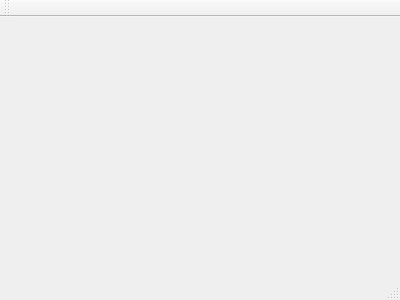
Old version of the form Qt/Editor/mainwindow.ui in the repository feliperobledo/Portafolio.
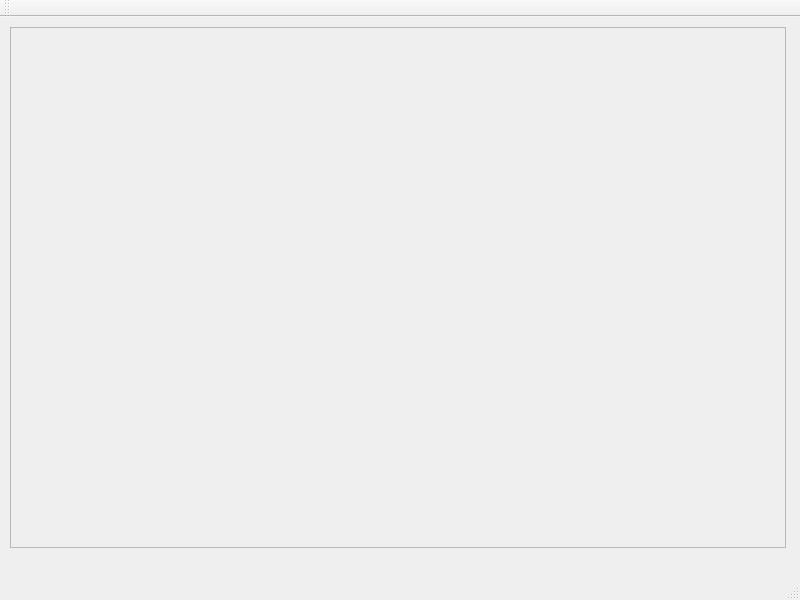
New version of the form.

```diff
--- a/Qt/Editor/mainwindow.ui
+++ b/Qt/Editor/mainwindow.ui
@@ -1,24 +1,74 @@
 <ui version="4.0">
  <class>MainWindow</class>
- <widget class="QMainWindow" name="MainWindow" >
-  <property name="geometry" >
+ <widget class="QMainWindow" name="MainWindow">
+  <property name="geometry">
    <rect>
     <x>0</x>
     <y>0</y>
-    <width>400</width>
-    <height>300</height>
+    <width>800</width>
+    <height>600</height>
    </rect>
   </property>
-  <property name="windowTitle" >
+  <property name="minimumSize">
+   <size>
+    <width>800</width>
+    <height>600</height>
+   </size>
+  </property>
+  <property name="windowTitle">
    <string>MainWindow</string>
   </property>
-  <widget class="QMenuBar" name="menuBar" />
-  <widget class="QToolBar" name="mainToolBar" />
-  <widget class="QWidget" name="centralWidget" />
-  <widget class="QStatusBar" name="statusBar" />
+  <widget class="QWidget" name="centralWidget">
+   <property name="minimumSize">
+    <size>
+     <width>800</width>
+     <height>600</height>
+    </size>
+   </property>
+   <widget class="QFrame" name="WorldFrame">
+    <property name="geometry">
+     <rect>
+      <x>10</x>
+      <y>10</y>
+      <width>776</width>
+      <height>521</height>
+     </rect>
+    </property>
+    <property name="minimumSize">
+     <size>
+      <width>0</width>
+      <height>0</height>
+     </size>
+    </property>
+    <property name="frameShape">
+     <enum>QFrame::StyledPanel</enum>
+    </property>
+    <property name="frameShadow">
+     <enum>QFrame::Raised</enum>
+    </property>
+   </widget>
+  </widget>
+  <widget class="QMenuBar" name="menuBar">
+   <property name="geometry">
+    <rect>
+     <x>0</x>
+     <y>0</y>
+     <width>800</width>
+     <height>22</height>
+    </rect>
+   </property>
+  </widget>
+  <widget class="QToolBar" name="mainToolBar">
+   <attribute name="toolBarArea">
+    <enum>TopToolBarArea</enum>
+   </attribute>
+   <attribute name="toolBarBreak">
+    <bool>false</bool>
+   </attribute>
+  </widget>
+  <widget class="QStatusBar" name="statusBar"/>
  </widget>
- <layoutDefault spacing="6" margin="11" />
- <pixmapfunction></pixmapfunction>
+ <layoutdefault spacing="6" margin="11"/>
  <resources/>
  <connections/>
 </ui>
```
Left out of the diff: 1 changed line with no effect on the pictures.
